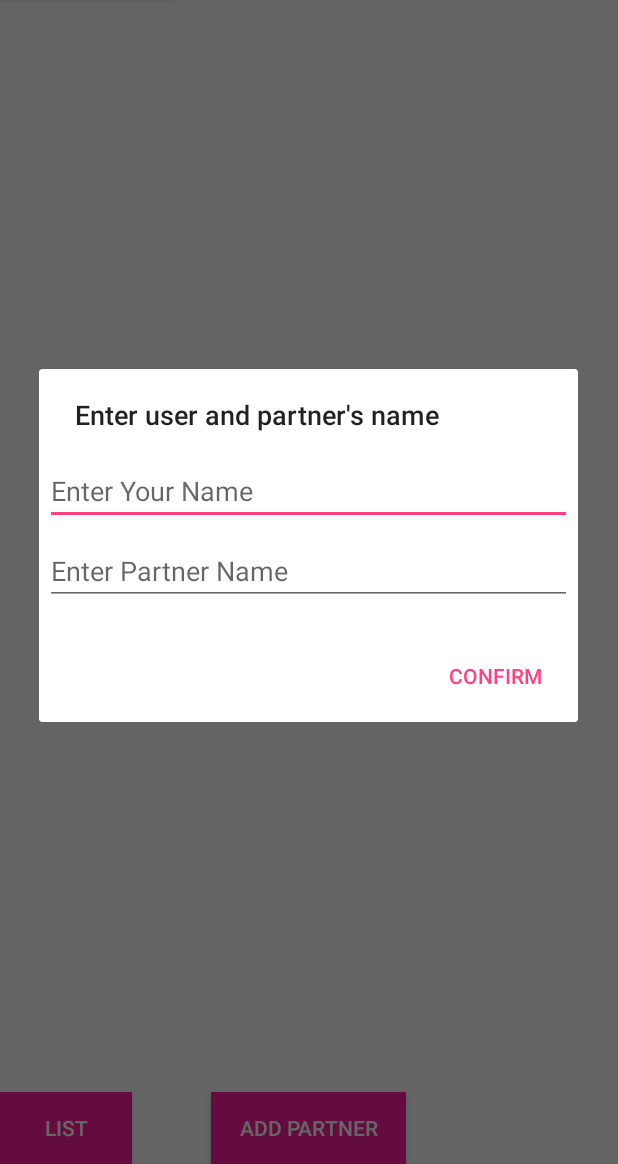
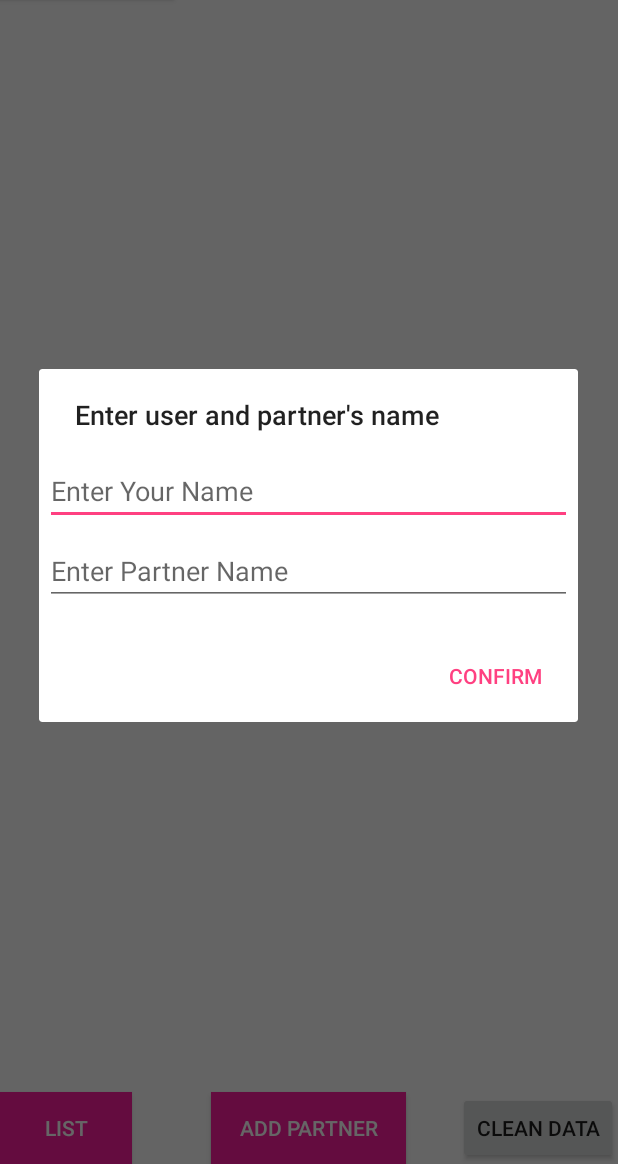
Before and after one commit to terihuang/CoupleTone_Andriod_Project-, an Android app: the screen it shows after launch (MapsActivity), after a tap on "ADD PARTNER", on a phone screen of 412 x 824 dp, the part 72-1236 px from its top. Run offline under Robolectric (Android 15) with nearby library versions, the phone set to English and light mode, and no system bars; libraries missing offline, so code that uses them is left out: com.firebase.client; 5 statements that could not run were skipped.

```diff
--- a/app/src/main/java/com/example/khor_000/testapp/MapsActivity.java
+++ b/app/src/main/java/com/example/khor_000/testapp/MapsActivity.java
@@ -52,7 +52,9 @@ import com.google.android.gms.maps.model.Marker;
 import com.google.android.gms.maps.model.MarkerOptions;
 
 import java.text.DecimalFormat;
+import java.text.SimpleDateFormat;
 import java.util.ArrayList;
+import java.util.Calendar;
 import java.util.List;
 
 public class MapsActivity extends FragmentActivity implements OnMapReadyCallback {
@@ -70,12 +72,12 @@ public class MapsActivity extends FragmentActivity implements OnMapReadyCallback
     private ArrayAdapter<LocationItem> arrayAdapter;
     private ArrayList<String> arrayList;
     private ListView listView;
-    private Marker addFavor;
     private List<LocationItem> myLocations = new ArrayList<LocationItem>();
     private List<Marker> locMakers = new ArrayList<Marker>();
     private String pastLocation = "";
     private String partnerLastVisit = "";
     private Button partner;
+    private Button clrData;
     private int locNum;
     private static String userName;
     private static String partnerName;
@@ -103,12 +105,13 @@ public class MapsActivity extends FragmentActivity implements OnMapReadyCallback
 
         //  set up buttons and view adapter
         showList = (Button) findViewById(R.id.listButton);
-        partner=(Button) findViewById(R.id.partner);
+        partner= (Button) findViewById(R.id.partner);
+        clrData= (Button) findViewById(R.id.clean);
+
         arrayAdapter = new MyLocAdapter();
         listView = (ListView) findViewById(R.id.lv);
         listView.setAdapter(arrayAdapter);
-        //userName = "user";
-        //partnerName = "partner";
+
 
         // ATTENTION: This was auto-generated to implement the App Indexing API.
         // See https://g.co/AppIndexing/AndroidStudio for more information.
@@ -154,7 +157,6 @@ public class MapsActivity extends FragmentActivity implements OnMapReadyCallback
                         userName = name.getText().toString();
                         partnerName = number.getText().toString();
 
-
                         //initilized firebase reference
                         String userLink = "http://chao-110.firebaseio.com/" + userName;
                         String partnerLink = "http://chao-110.firebaseio.com/" + partnerName;
@@ -175,14 +177,21 @@ public class MapsActivity extends FragmentActivity implements OnMapReadyCallback
                                     if (!data.equals("left")) {
                                         Toast.makeText(getBaseContext(), "Partner visits: " + data, Toast.LENGTH_LONG).show();
 
+                                        // get current time in HH:mm format
+                                        Calendar c = Calendar.getInstance();
+                                        SimpleDateFormat df = new SimpleDateFormat("HH:mm a");
+                                        String formattedTime = df.format(c.getTime());
+
+                                        // add the name of location and visited time to history list
                                         SharedPreferences sp = getSharedPreferences("LocatHistData", MODE_PRIVATE);
                                         locNum = sp.getInt("locNum", 0);
                                         locNum++;
                                         SharedPreferences.Editor editor = sp.edit();
-                                        editor.putString("locName" + locNum, data );
+                                        editor.putString("locName" + locNum, data + "   " + formattedTime );
                                         editor.putInt("locNum", locNum);
                                         editor.apply();
 
+                                        //update user last visit location
                                         partnerLastVisit = data;
                                     }
 
@@ -329,11 +338,6 @@ public class MapsActivity extends FragmentActivity implements OnMapReadyCallback
     @Override
     public void onMapReady(GoogleMap googleMap) {
         mMap = googleMap;
-        // Add a marker in San Diego and move the camera
-        LatLng sanDiego = new LatLng(32.7157, -117.1611);
-
-        //addFavor = mMap.addMarker(new MarkerOptions().position(sanDiego).title("Where am I"));
-
         mMap.getUiSettings().setMyLocationButtonEnabled(true);
         mMap.getUiSettings().setZoomControlsEnabled(true);
 
@@ -347,6 +351,17 @@ public class MapsActivity extends FragmentActivity implements OnMapReadyCallback
             }
         });
 
+        // clean data when user click button
+        clrData.setOnClickListener(new View.OnClickListener() {
+            @Override
+            public void onClick(View v) {
+                SharedPreferences sp = getSharedPreferences("LocatHistData", MODE_PRIVATE);
+                SharedPreferences.Editor editor = sp.edit();
+                editor.clear();
+                editor.commit();
+            }
+        });
+
 
         // handle on click event on map
         mMap.setOnMapClickListener(new GoogleMap.OnMapClickListener() {
@@ -355,8 +370,8 @@ public class MapsActivity extends FragmentActivity implements OnMapReadyCallback
 
                 listView.setVisibility(View.GONE);
                 showList.setVisibility(View.VISIBLE);
+
                 //  show the alert box
-                //addFavor.setPosition(point);
                 setLocat = LayoutInflater.from(MapsActivity.this).inflate(R.layout.set_location, null);
                 AlertDialog.Builder builder = new AlertDialog.Builder(MapsActivity.this);
                 builder.setMessage("Assign A Name To This Location");
@@ -376,9 +391,7 @@ public class MapsActivity extends FragmentActivity implements OnMapReadyCallback
                             arrayAdapter.add(tempLoc);
 
                             //add a marker on the map
-                            //addFavor = mMap.addMarker(new MarkerOptions().position(point).title("Where am I"));
                             Marker temp = mMap.addMarker(new MarkerOptions().position(point).title(locationName));
-                            //Marker temp = addFavor;
                             locMakers.add(temp);
 
                             Toast.makeText(getApplicationContext(), "Added To Favorite", Toast.LENGTH_SHORT).show();
@@ -393,7 +406,6 @@ public class MapsActivity extends FragmentActivity implements OnMapReadyCallback
 
                     public void onClick(DialogInterface dialog, int which) {
                         Toast.makeText(getApplicationContext(), "Canceled", Toast.LENGTH_SHORT).show();
-                        //addFavor.remove();
 
                     }                    // close the prompt after click cancel
                 }).setCancelable(true);  // cancelable even using back key
@@ -462,19 +474,13 @@ public class MapsActivity extends FragmentActivity implements OnMapReadyCallback
             }
 
             @Override
-            public void onStatusChanged(String provider, int status, Bundle extras) {
-
-            }
+            public void onStatusChanged(String provider, int status, Bundle extras) {}
 
             @Override
-            public void onProviderEnabled(String provider) {
-
-            }
+            public void onProviderEnabled(String provider) {}
 
             @Override
-            public void onProviderDisabled(String provider) {
-
-            }
+            public void onProviderDisabled(String provider) {}
         };
 
         LocationManager locationManager = (LocationManager) this.getSystemService(Context.LOCATION_SERVICE);
--- a/app/src/main/res/layout/activity_maps.xml
+++ b/app/src/main/res/layout/activity_maps.xml
@@ -49,4 +49,11 @@
         android:layout_gravity="left|top"
         android:onClick="goHistList" />
 
+    <Button
+        android:layout_width="wrap_content"
+        android:layout_height="wrap_content"
+        android:text="Clean Data"
+        android:id="@+id/clean"
+        android:layout_gravity="right|bottom" />
+
 </FrameLayout>
--- a/build.gradle
+++ b/build.gradle
@@ -5,7 +5,7 @@ buildscript {
         jcenter()
     }
     dependencies {
-        classpath 'com.android.tools.build:gradle:2.0.0'
+        classpath 'com.android.tools.build:gradle:2.1.0'
 
         // NOTE: Do not place your application dependencies here; they belong
         // in the individual module build.gradle files
```
